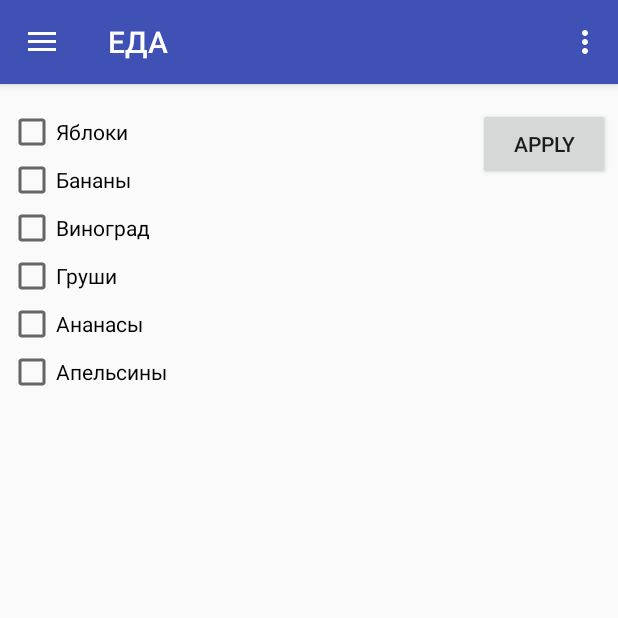
After one commit to NorthlaneKek/Food, an Android app: the fragment fruit placed in its activity, on a phone screen of 412 x 824 dp, the top half of it. The commit adds this screen. Run offline under Robolectric (Android 15) with nearby library versions, the phone set to English and light mode, and no system bars.

Commit message:
Fruit is here
Get this, guys!

```diff
--- /dev/null
+++ b/app/src/main/java/com/example/makpro/recipedesign1/Fragments/fruit.java
@@ -0,0 +1,177 @@
+package com.example.makpro.recipedesign1.Fragments;
+
+import android.content.Context;
+import android.app.FragmentManager;
+import android.app.FragmentTransaction;
+import android.net.Uri;
+import android.os.Bundle;
+import android.app.Fragment;
+import android.view.LayoutInflater;
+import android.view.View;
+import android.view.ViewGroup;
+import android.widget.Button;
+import android.widget.CheckBox;
+
+import com.example.makpro.recipedesign1.R;
+import com.example.makpro.recipedesign1.staticString;
+/**
+ * A simple {@link Fragment} subclass.
+ * Activities that contain this fragment must implement the
+ * {@link fruit.OnFragmentInteractionListener} interface
+ * to handle interaction events.
+ * Use the {@link fruit#newInstance} factory method to
+ * create an instance of this fragment.
+ */
+public class fruit extends Fragment {
+    // TODO: Rename parameter arguments, choose names that match
+    // the fragment initialization parameters, e.g. ARG_ITEM_NUMBER
+    private static final String ARG_PARAM1 = "param1";
+    private static final String ARG_PARAM2 = "param2";
+
+    // TODO: Rename and change types of parameters
+    private String mParam1;
+    private String mParam2;
+    View view;
+    CheckBox apple;
+    CheckBox pear;
+    CheckBox grape;
+    CheckBox orange;
+    CheckBox banana;
+    CheckBox ananas;
+    Button apply;
+
+    private OnFragmentInteractionListener mListener;
+
+    public fruit() {
+        // Required empty public constructor
+    }
+
+    /**
+     * Use this factory method to create a new instance of
+     * this fragment using the provided parameters.
+     *
+     * @param param1 Parameter 1.
+     * @param param2 Parameter 2.
+     * @return A new instance of fragment fruit.
+     */
+    // TODO: Rename and change types and number of parameters
+    public static fruit newInstance(String param1, String param2) {
+        fruit fragment = new fruit();
+        Bundle args = new Bundle();
+        args.putString(ARG_PARAM1, param1);
+        args.putString(ARG_PARAM2, param2);
+        fragment.setArguments(args);
+        return fragment;
+    }
+
+    @Override
+    public void onCreate(Bundle savedInstanceState) {
+        super.onCreate(savedInstanceState);
+        if (getArguments() != null) {
+            mParam1 = getArguments().getString(ARG_PARAM1);
+            mParam2 = getArguments().getString(ARG_PARAM2);
+        }
+    }
+
+    @Override
+    public View onCreateView(LayoutInflater inflater, ViewGroup container,
+                             Bundle savedInstanceState) {
+        // Inflate the layout for this fragment
+        view = inflater.inflate(R.layout.fragment_fruit, container, false);
+        apple = (CheckBox) view.findViewById(R.id.appleB);
+        pear = (CheckBox) view.findViewById(R.id.pearB);
+        orange = (CheckBox) view.findViewById(R.id.orangeB);
+        ananas = (CheckBox) view.findViewById(R.id.ananasB);
+        banana = (CheckBox) view.findViewById(R.id.bananaB);
+        grape = (CheckBox) view.findViewById(R.id.grapeB);
+        apply = (Button) view.findViewById(R.id.applyF);
+        apply.setOnClickListener(new View.OnClickListener() {
+            @Override
+            public void onClick(View v) {
+                if (apple.isChecked())
+                {
+                    staticString.str.remove("apple");
+                    staticString.str.add("apple");
+                }
+                else
+                    staticString.str.remove("apple");
+                if (pear.isChecked())
+                {
+                    staticString.str.remove("pear");
+                    staticString.str.add("pear");
+                }
+                else
+                    staticString.str.remove("pear");
+                if (orange.isChecked())
+                {
+                    staticString.str.remove("orange");
+                    staticString.str.add("orange");
+                }
+                else
+                    staticString.str.remove("orange");
+                if (ananas.isChecked())
+                {
+                    staticString.str.remove("ananas");
+                    staticString.str.add("ananas");
+                }
+                else
+                    staticString.str.remove("ananas");
+                if (banana.isChecked())
+                {
+                    staticString.str.remove("banana");
+                    staticString.str.add("banana");
+                }
+                else
+                    staticString.str.remove("banana");
+                if (grape.isChecked())
+                {
+                    staticString.str.remove("grape");
+                    staticString.str.add("grape");
+                }
+                else
+                    staticString.str.remove("grape");
+                FragmentManager fm = getFragmentManager();
+                fm.popBackStack();
+                FragmentTransaction ft = fm.beginTransaction();
+                ft.commit();
+            }
+        });
+        return view;
+    }
+
+    // TODO: Rename method, update argument and hook method into UI event
+    public void onButtonPressed(Uri uri) {
+        if (mListener != null) {
+            mListener.onFragmentInteraction(uri);
+        }
+    }
+
+    @Override
+    public void onAttach(Context context) {
+        super.onAttach(context);
+        if (context instanceof OnFragmentInteractionListener) {
+            mListener = (OnFragmentInteractionListener) context;
+        }
+    }
+
+    @Override
+    public void onDetach() {
+        super.onDetach();
+        mListener = null;
+    }
+
+    /**
+     * This interface must be implemented by activities that contain this
+     * fragment to allow an interaction in this fragment to be communicated
+     * to the activity and potentially other fragments contained in that
+     * activity.
+     * <p/>
+     * See the Android Training lesson <a href=
+     * "http://developer.android.com/training/basics/fragments/communicating.html"
+     * >Communicating with Other Fragments</a> for more information.
+     */
+    public interface OnFragmentInteractionListener {
+        // TODO: Update argument type and name
+        void onFragmentInteraction(Uri uri);
+    }
+}
--- /dev/null
+++ b/app/src/main/res/layout/fragment_fruit.xml
@@ -0,0 +1,77 @@
+<LinearLayout xmlns:android="http://schemas.android.com/apk/res/android"
+    xmlns:tools="http://schemas.android.com/tools"
+    android:layout_width="match_parent"
+    android:orientation="horizontal"
+    android:layout_height="match_parent"
+    tools:context="com.example.makpro.recipedesign1.Fragments.fruit">
+
+    <!-- TODO: Update blank fragment layout -->
+
+    <ScrollView
+        android:layout_width="wrap_content"
+        android:layout_height="748dp"
+        android:id="@+id/scrollView4"
+        android:layout_weight="0.6">
+
+        <LinearLayout
+            android:orientation="vertical"
+            android:layout_width="match_parent"
+            android:layout_height="match_parent">
+
+            <CheckBox
+                android:layout_width="wrap_content"
+                android:layout_height="wrap_content"
+                android:text="Яблоки"
+                android:checked="false"
+                android:id="@+id/appleB" />
+
+            <CheckBox
+                android:layout_width="wrap_content"
+                android:layout_height="wrap_content"
+                android:text="Бананы"
+                android:id="@+id/bananaB"
+                android:checked="false" />
+
+            <CheckBox
+                android:layout_width="wrap_content"
+                android:layout_height="wrap_content"
+                android:text="Виноград"
+                android:id="@+id/grapeB"
+                android:checked="false" />
+
+            <CheckBox
+                android:layout_width="wrap_content"
+                android:layout_height="wrap_content"
+                android:text="Груши"
+                android:id="@+id/pearB"
+                android:checked="false" />
+
+            <CheckBox
+                android:layout_width="wrap_content"
+                android:layout_height="wrap_content"
+                android:text="Ананасы"
+                android:id="@+id/ananasB"
+                android:checked="false" />
+
+            <CheckBox
+                android:layout_width="wrap_content"
+                android:layout_height="wrap_content"
+                android:text="Апельсины"
+                android:id="@+id/orangeB"
+                android:checked="false" />
+        </LinearLayout>
+    </ScrollView>
+
+    <LinearLayout
+        android:orientation="vertical"
+        android:layout_width="wrap_content"
+        android:layout_height="wrap_content">
+
+        <Button
+            android:layout_width="wrap_content"
+            android:layout_height="wrap_content"
+            android:text="Apply"
+            android:id="@+id/applyF" />
+    </LinearLayout>
+
+</LinearLayout>
--- a/app/src/main/res/layout/fragment_meat2.xml
+++ b/app/src/main/res/layout/fragment_meat2.xml
@@ -80,8 +80,7 @@
             android:layout_width="match_parent"
             android:layout_height="wrap_content"
             android:text="@string/apply"
-            android:id="@+id/apply"
-            android:layout_gravity="right" />
+            android:id="@+id/apply" />
 
         <Button
             android:layout_width="match_parent"
```
Also changed, not shown: app/src/main/java/com/example/makpro/recipedesign1/Fragments/FragmentIngridients.java (+8 -1 lines), app/src/main/res/layout/fragment_fragment_ingridients.xml (+11 -0 lines).
